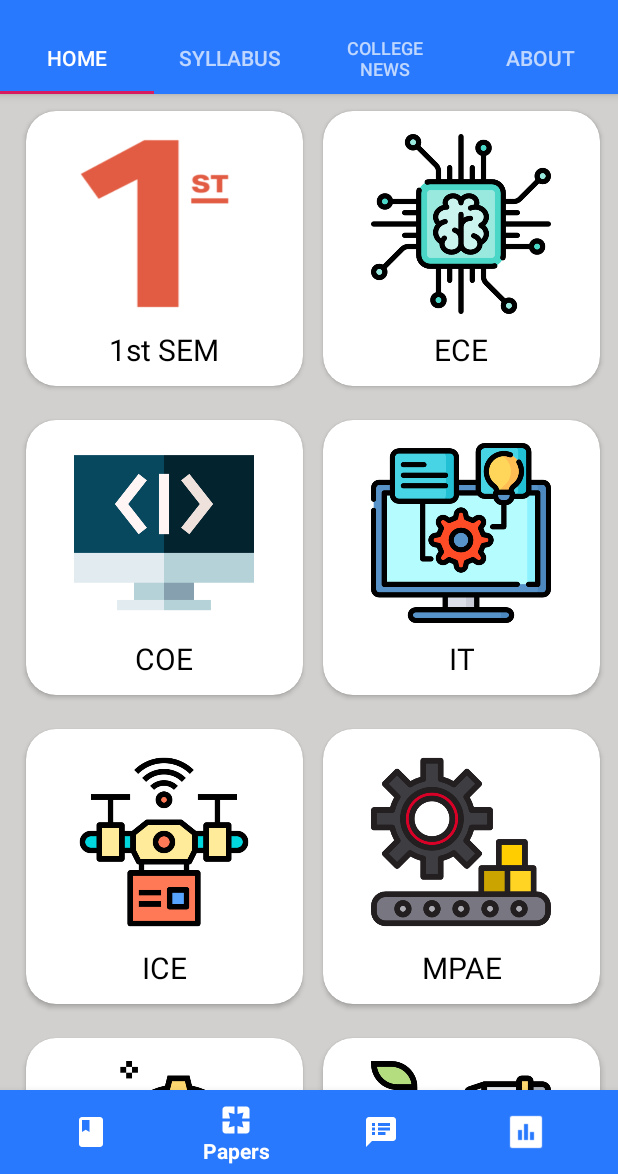
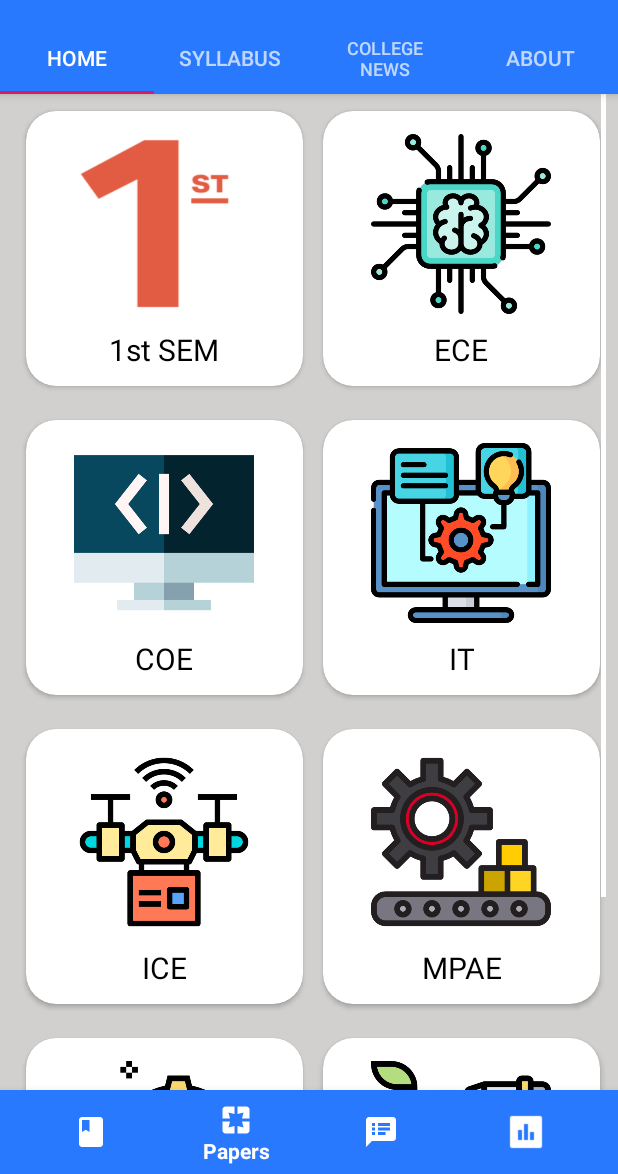
Before and after one commit to samyak-uttam/NSUT-Resources, an Android app: the screen it shows after launch (MainActivity), item 2 of the bottom bar chosen, on a phone screen of 412 x 824 dp, the part 62-1236 px from its top. Run offline under Robolectric (Android 15) with nearby library versions, the phone set to English and light mode, and no system bars.

Commit message:
some ui changes

```diff
--- a/app/src/main/java/com/example/nsutallin1/Activity/MainActivity.java
+++ b/app/src/main/java/com/example/nsutallin1/Activity/MainActivity.java
@@ -5,7 +5,10 @@ import androidx.appcompat.widget.Toolbar;
 import androidx.drawerlayout.widget.DrawerLayout;
 import androidx.viewpager.widget.ViewPager;
 
+import android.content.Intent;
+import android.content.SharedPreferences;
 import android.os.Bundle;
+import android.util.Log;
 
 import com.example.nsutallin1.Adapter.ViewPagerAdapter;
 import com.example.nsutallin1.R;
@@ -24,6 +27,14 @@ public class MainActivity extends AppCompatActivity {
         super.onCreate(savedInstanceState);
         setContentView(R.layout.activity_main);
 
+        SharedPreferences settings = getSharedPreferences("prefs", 0);
+        SharedPreferences.Editor editor = settings.edit();
+        editor.putBoolean("firstRun", false);
+        editor.commit();
+
+        boolean firstRun = settings.getBoolean("firstRun", true);
+        Log.d("TAG1", "firstRun: " + Boolean.valueOf(firstRun).toString());
+
         Toolbar toolbar = findViewById(R.id.toolbar);
         setSupportActionBar(toolbar);
 
@@ -35,4 +46,8 @@ public class MainActivity extends AppCompatActivity {
         tabLayout.setupWithViewPager(viewPager);
     }
 
+    @Override
+    public void onBackPressed() {
+    }
+
 }
--- a/app/src/main/java/com/example/nsutallin1/Activity/NoticesActivity.java
+++ b/app/src/main/java/com/example/nsutallin1/Activity/NoticesActivity.java
@@ -72,7 +72,7 @@ public class NoticesActivity extends AppCompatActivity implements LoaderCallback
         }
 
         String[] PERMISSIONS = {android.Manifest.permission.WRITE_EXTERNAL_STORAGE};
-        ActivityCompat.requestPermissions((Activity) this, PERMISSIONS, 112 );
+        ActivityCompat.requestPermissions(this, PERMISSIONS, 112 );
     }
 
     @Override
--- a/app/src/main/java/com/example/nsutallin1/Activity/SplashScreenActivity.java
+++ b/app/src/main/java/com/example/nsutallin1/Activity/SplashScreenActivity.java
@@ -1,6 +1,11 @@
 package com.example.nsutallin1.Activity;
 
+import android.content.Intent;
+import android.content.SharedPreferences;
 import android.os.Bundle;
+import android.os.Handler;
+import android.util.Log;
+import android.view.Menu;
 
 import androidx.appcompat.app.AppCompatActivity;
 
@@ -12,6 +17,32 @@ public class SplashScreenActivity extends AppCompatActivity {
     protected void onCreate(Bundle savedInstanceState) {
         super.onCreate(savedInstanceState);
 
-        //EasySplashScreen
+        setContentView(R.layout.activity_splash);
+
+        SharedPreferences settings = getSharedPreferences("prefs", 0);
+        SharedPreferences.Editor editor = settings.edit();
+        editor.putBoolean("firstRun", true);
+        editor.commit();
+
+
+        Intent intent = new Intent(this, MainActivity.class);
+        startActivity(intent);
+    }
+
+    @Override
+    public void onResume() {
+        super.onResume();
+
+        SharedPreferences settings = getSharedPreferences("prefs", 0);
+        boolean firstRun = settings.getBoolean("firstRun", true);
+        if (!firstRun) {
+            Intent intent = new Intent(this, MainActivity.class);
+            startActivity(intent);
+            finish();
+            Log.d("TAG1", "firstRun(false): " + Boolean.valueOf(firstRun).toString());
+        }
+        else {
+            Log.d("TAG1", "firstRun(true): " + Boolean.valueOf(firstRun).toString());
+        }
     }
 }
--- a/app/src/main/java/com/example/nsutallin1/Activity/onNavItemsSelected.java
+++ b/app/src/main/java/com/example/nsutallin1/Activity/onNavItemsSelected.java
@@ -51,7 +51,7 @@ public class onNavItemsSelected extends AppCompatActivity {
         mRecyclerView = findViewById(R.id.rv_notes);
         mRecyclerView.setLayoutManager(new LinearLayoutManager(this));
 
-        String data[] = new String[2];
+        String[] data = new String[2];
         data[0] = selectedBranch;
         data[1] = navSelection;
 
--- a/app/src/main/java/com/example/nsutallin1/Fragments/CollegeFragment.java
+++ b/app/src/main/java/com/example/nsutallin1/Fragments/CollegeFragment.java
@@ -45,7 +45,7 @@ public class CollegeFragment extends Fragment implements BranchAdapter.ListItemC
     private BranchAdapter branchAdapter;
     private RecyclerView RecyclerView_Branch;
 
-    String navSelection = null;
+    String navSelection="books";
 
     BottomNavigationView bottomNavigationView;
 
--- a/app/src/main/res/layout/about_developers.xml
+++ b/app/src/main/res/layout/about_developers.xml
@@ -40,7 +40,7 @@
             android:layout_width="100dp"
             android:layout_height="100dp"
             android:layout_centerHorizontal="true"
-            android:src="@drawable/samyak" />
+            android:src="@drawable/samyak1" />
 
         <TextView
             android:id="@+id/samyak_name"
@@ -93,7 +93,7 @@
 
         <ImageView
             android:id="@+id/ankit_image"
-            android:layout_width="50dp"
+            android:layout_width="100dp"
             android:layout_height="100dp"
             android:layout_centerHorizontal="true"
             android:src="@drawable/ankit" />
--- a/app/src/main/res/layout/activity_college.xml
+++ b/app/src/main/res/layout/activity_college.xml
@@ -14,7 +14,10 @@
         android:layout_above="@id/bottom_navigation"
         android:background="@color/GrayGoose"
         android:paddingLeft="8dp"
-        android:paddingRight="8dp" />
+        android:paddingRight="8dp"
+        android:scrollbars="vertical"
+        android:scrollbarThumbVertical="@color/white"
+        android:scrollbarSize="3dp"/>
 
     <com.google.android.material.bottomnavigation.BottomNavigationView
         android:id="@+id/bottom_navigation"
--- a/app/src/main/res/layout/activity_notices.xml
+++ b/app/src/main/res/layout/activity_notices.xml
@@ -10,7 +10,11 @@
         android:layout_width="match_parent"
         android:layout_height="wrap_content"
         android:padding="8dp"
-        tools:context=".Activity.NoticesActivity">
+        tools:context=".Activity.NoticesActivity"
+        android:scrollbars="vertical"
+        android:scrollbarThumbVertical="@color/white"
+        android:scrollbarAlwaysDrawVerticalTrack="true"
+        android:scrollbarSize="5dp">
 
     </androidx.recyclerview.widget.RecyclerView>
 
--- a/app/src/main/res/layout/activity_syllabus.xml
+++ b/app/src/main/res/layout/activity_syllabus.xml
@@ -5,6 +5,9 @@
     android:layout_width="match_parent"
     android:layout_height="match_parent"
     android:padding="8dp"
-    android:background="@drawable/bakgrnd">
+    android:background="@drawable/bakgrnd"
+    android:scrollbars="vertical"
+    android:scrollbarSize="5dp"
+    android:scrollbarThumbVertical="@color/white">
 
 </androidx.recyclerview.widget.RecyclerView>
--- a/app/src/main/res/values/styles.xml
+++ b/app/src/main/res/values/styles.xml
@@ -10,6 +10,7 @@
     <style name="AppTheme.NoActionBar">
         <item name="windowActionBar">false</item>
         <item name="windowNoTitle">true</item>
+        <item name="android:windowAnimationStyle">@null</item>
     </style>
 
 
@@ -27,4 +28,9 @@
         <item name="android:layout_width">match_parent</item>
         <item name="android:gravity">center</item>
     </style>
+
+    <style name="noAnimTheme" parent="android:Theme">
+        <item name="android:windowAnimationStyle">@null</item>
+    </style>
+
 </resources>
```
Also changed, not shown: app/src/main/AndroidManifest.xml (+12 -4 lines), app/src/main/java/com/example/nsutallin1/Fragments/ImsFragment.java (+6 -4 lines), app/src/main/res/layout/activity_splash.xml (added, +29 -0 lines), app/src/main/res/layout/notices_item.xml (+11 -3 lines), app/src/main/res/layout/syllabus_item.xml (+6 -2 lines), app/src/main/res/drawable/facebook.png, app/src/main/res/drawable/logo.png, app/src/main/res/drawable/samyak1.png (added).
